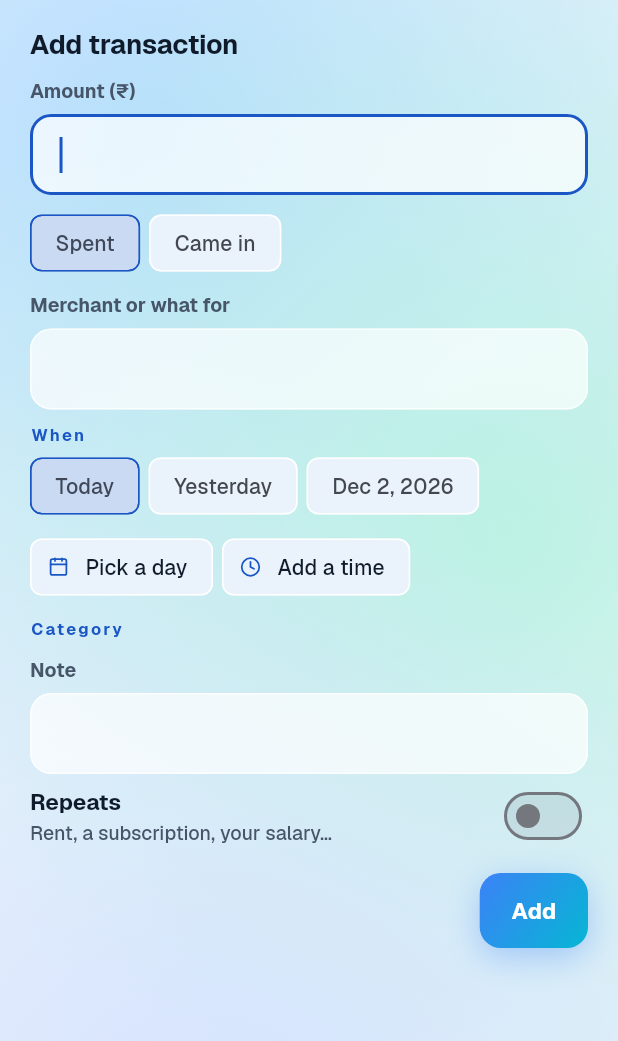
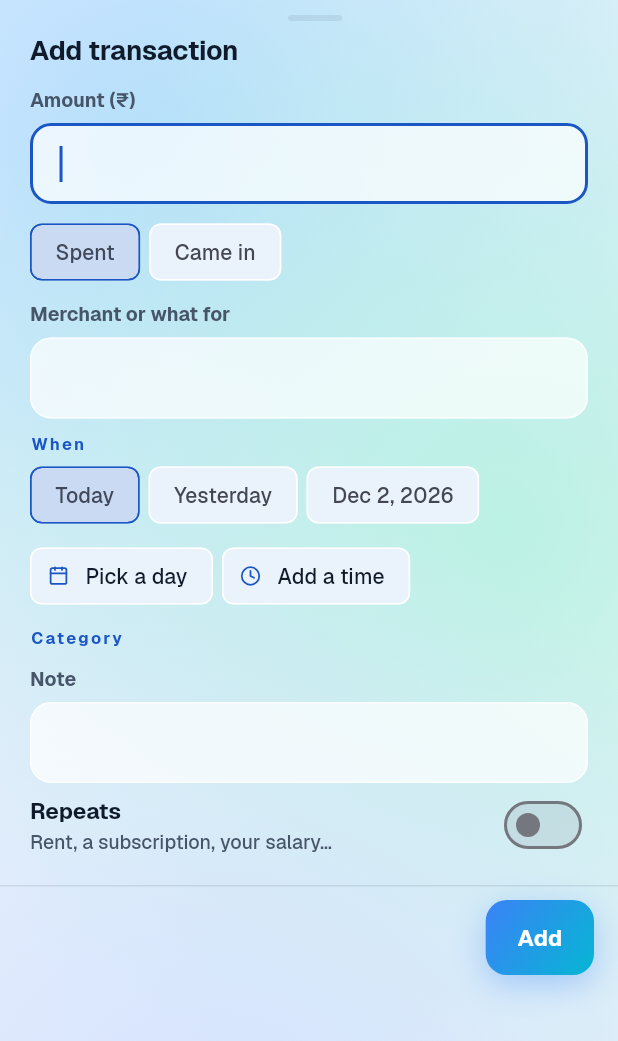
Before and after one commit to shubham-dube/ORVYN, a Flutter app: the AddTransactionSheet widget shown alone on an empty page, opened directly, on a phone screen of 412 x 824 dp. Shown: the top 1041 px of the screen. Run offline on Flutter 3.47's test engine with Material 3 defaults, Android fonts, the phone set to English and light mode, and no system bars; our stand-ins replace device_info_plus, dio, drift, file_picker, firebase_core, firebase_messaging and 12 more; missing offline and left inert: cryptography, home_widget, record, rrule, unorm_dart; accounts and stored records are empty; generated files the repository leaves out were written again; project files that could hold a hidden picture were left out.

Commit message:
feat(android): long forms keep Save in reach
StickySheet: a grabber and title, the fields scroll, and the actions stay pinned at the bottom (capped at
90% of the screen, above the keyboard). Used by the task, add/schedule transaction and event sheets.

Co-Authored-By: Claude Opus 5.5 <noreply@anthropic.com>
Claude-Session: https://claude.ai/code/session_01UxGZuZf2Fm6Jy9BfJdzvyn

```diff
--- a/apps/mobile/lib/features/money_manage.dart
+++ b/apps/mobile/lib/features/money_manage.dart
@@ -179,13 +179,13 @@ class _AddTransactionSheetState extends ConsumerState<AddTransactionSheet> {
     );
     final yesterday = _day(DateTime(now.year, now.month, now.day - 1));
     final before = DateTime(now.year, now.month, now.day - 2);
-    return SingleChildScrollView(
-      padding: const EdgeInsets.fromLTRB(20, 18, 20, 16),
-      child: Column(
-        crossAxisAlignment: CrossAxisAlignment.stretch,
+    return StickySheet(
+      title: widget.recurring != null ? 'Scheduled' : 'Add transaction',
+      footer: Align(
+        alignment: Alignment.centerRight,
+        child: OrvButton(label: repeats ? 'Save schedule' : 'Add', variant: ButtonVariant.primary, onPressed: _submit),
+      ),
       children: [
-          Text(widget.recurring != null ? 'Scheduled' : 'Add transaction', style: OrvText.heading(l)),
-          const SizedBox(height: 10),
         OrvField(
           label: 'Amount (₹)',
           controller: _amount,
@@ -284,12 +284,7 @@ class _AddTransactionSheetState extends ConsumerState<AddTransactionSheet> {
           }),
         ),
         if (repeats) ...[
-            RepeatEditor(
-              value: _rrule,
-              startDate: _date,
-              allowNone: false,
-              onChanged: (r) => setState(() => _rrule = r),
-            ),
+          RepeatEditor(value: _rrule, startDate: _date, allowNone: false, onChanged: (r) => setState(() => _rrule = r)),
           const SizedBox(height: 8),
           Wrap(
             spacing: 6,
@@ -310,17 +305,7 @@ class _AddTransactionSheetState extends ConsumerState<AddTransactionSheet> {
             padding: const EdgeInsets.only(top: 8),
             child: Text(_problem!, style: OrvText.muted(l).copyWith(color: l.c.danger)),
           ),
-          const SizedBox(height: 14),
-          Align(
-            alignment: Alignment.centerRight,
-            child: OrvButton(
-              label: repeats ? 'Save schedule' : 'Add',
-              variant: ButtonVariant.primary,
-              onPressed: _submit,
-            ),
-          ),
       ],
-      ),
     );
   }
 }
--- a/apps/mobile/lib/features/sheets.dart
+++ b/apps/mobile/lib/features/sheets.dart
@@ -318,3 +318,63 @@ class _CommandSheetState extends ConsumerState<CommandSheet> {
     );
   }
 }
+
+/// A form in a sheet with its actions pinned at the bottom (spec 0007 B): the fields scroll, Save never does.
+/// Capped at 90% of the screen so the sheet never covers everything.
+class StickySheet extends StatelessWidget {
+  const StickySheet({super.key, required this.title, required this.children, required this.footer, this.trailing});
+  final String title;
+  final List<Widget> children;
+  final Widget footer;
+  final Widget? trailing;
+
+  @override
+  Widget build(BuildContext context) {
+    final l = context.orv;
+    final max = MediaQuery.sizeOf(context).height * 0.9 - MediaQuery.viewInsetsOf(context).bottom;
+    return ConstrainedBox(
+      constraints: BoxConstraints(maxHeight: max.clamp(240, double.infinity)),
+      child: Column(
+        mainAxisSize: MainAxisSize.min,
+        crossAxisAlignment: CrossAxisAlignment.stretch,
+        children: [
+          Padding(
+            padding: const EdgeInsets.fromLTRB(20, 10, 12, 4),
+            child: Column(
+              children: [
+                Container(
+                  width: 36,
+                  height: 4,
+                  decoration: BoxDecoration(color: l.c.track, borderRadius: BorderRadius.circular(2)),
+                ),
+                const SizedBox(height: 8),
+                Row(
+                  children: [
+                    Expanded(child: Text(title, style: OrvText.heading(l))),
+                    ?trailing,
+                  ],
+                ),
+              ],
+            ),
+          ),
+          Flexible(
+            child: SingleChildScrollView(
+              padding: const EdgeInsets.fromLTRB(20, 8, 20, 16),
+              child: Column(
+                mainAxisSize: MainAxisSize.min,
+                crossAxisAlignment: CrossAxisAlignment.stretch,
+                children: children,
+              ),
+            ),
+          ),
+          DecoratedBox(
+            decoration: BoxDecoration(
+              border: Border(top: BorderSide(color: l.c.hairline)),
+            ),
+            child: Padding(padding: const EdgeInsets.fromLTRB(16, 10, 16, 10), child: footer),
+          ),
+        ],
+      ),
+    );
+  }
+}
```
Also changed, not shown: apps/mobile/lib/features/today_calendar.dart (+17 -26 lines), apps/mobile/lib/features/today_screen.dart (+19 -30 lines). Lines whose indentation alone changed are shown as unchanged.
